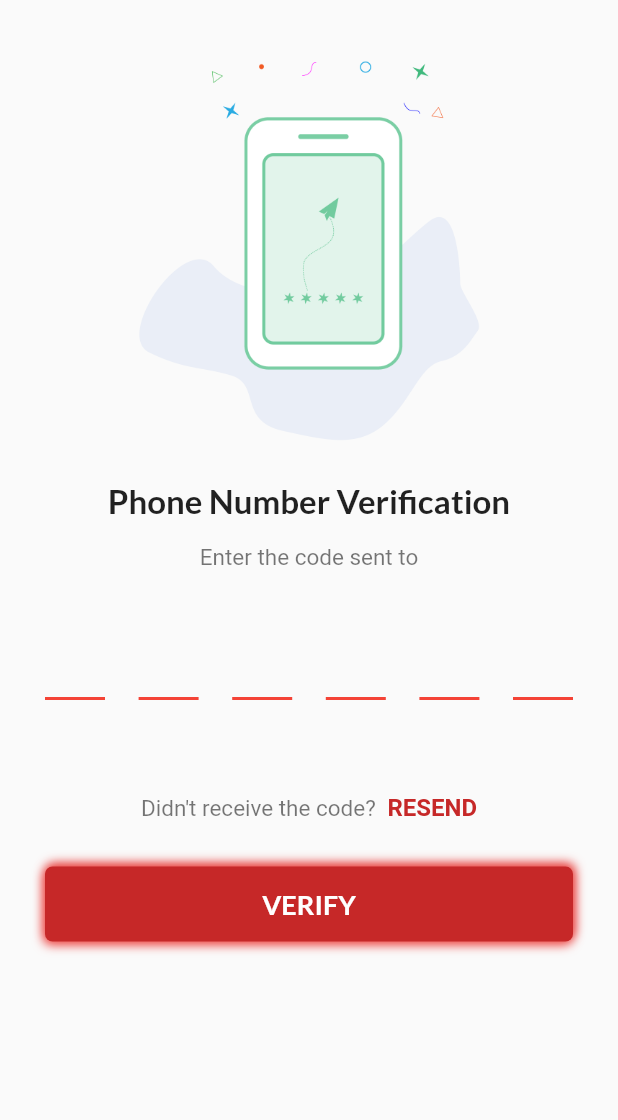
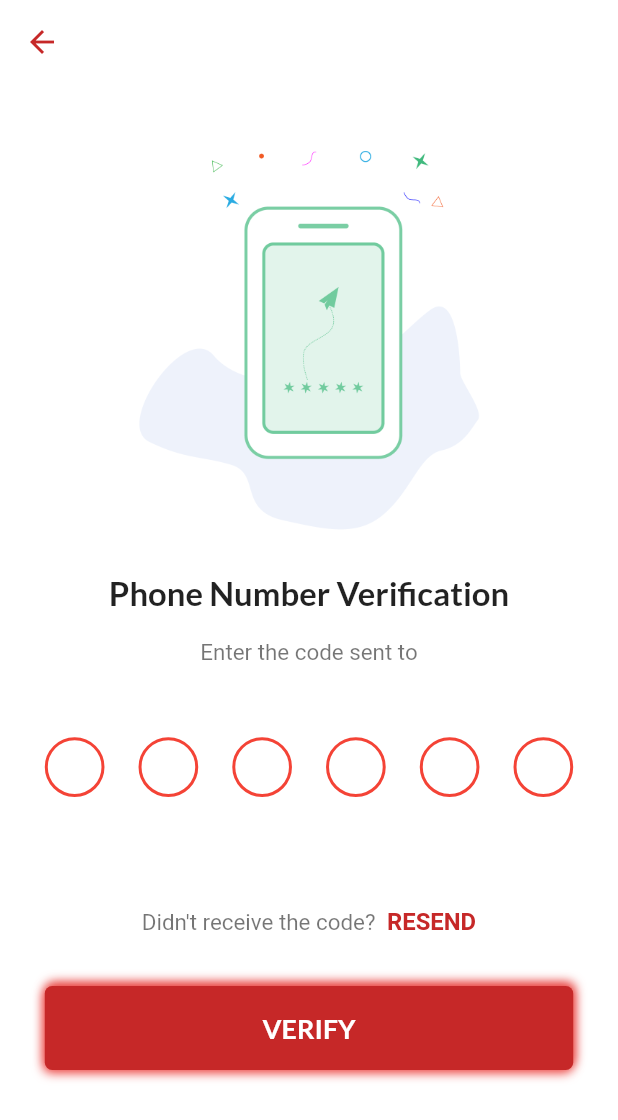
Before and after one commit to aditya234/freefire-youtuber-game, a Flutter app: the PinCodeVerification screen opened directly with empty values, on a phone screen of 412 x 824 dp. Shown: the top 1120 px of the screen. Run offline on Flutter 3.47's test engine with Material 2 defaults, Android fonts, the phone set to English and light mode, and no system bars; drawn by our look-alikes of pin_code_fields.

Commit message:
code refactor

```diff
--- a/lib/screens/auth/index.dart
+++ b/lib/screens/auth/index.dart
@@ -137,7 +137,7 @@ class _AuthState extends State<Auth> {
       authBloc.stopLoading();
     } else {
       form.save();
-      navigatorKey.currentState.pushReplacement(
+      navigatorKey.currentState.push(
         MaterialPageRoute(
           builder: (context) => PinCodeVerification(
             phoneNumber: _phoneNumber,
--- a/lib/screens/pin_code_verification/index.dart
+++ b/lib/screens/pin_code_verification/index.dart
@@ -1,5 +1,8 @@
 import 'package:flutter/gestures.dart';
 import 'package:flutter/material.dart';
+import 'package:flutter_freefire/main.dart';
+import 'package:flutter_freefire/screens/home/index.dart';
+import 'package:flutter_freefire/utils/scale_config.dart';
 import 'package:pin_code_fields/pin_code_fields.dart';
 
 class PinCodeVerification extends StatefulWidget {
@@ -13,8 +16,7 @@ class PinCodeVerification extends StatefulWidget {
 
 class _PinCodeVerificationState extends State<PinCodeVerification> {
   var onTapRecognizer;
-
-  /// this [StreamController] will take input of which function should be called
+  SizeScaleConfig scaleConfig = SizeScaleConfig();
 
   bool hasError = false;
   String currentText = "";
@@ -39,33 +41,45 @@ class _PinCodeVerificationState extends State<PinCodeVerification> {
   Widget build(BuildContext context) {
     return Scaffold(
       key: scaffoldKey,
+      backgroundColor: Colors.white,
+      appBar: AppBar(
+        backgroundColor: Colors.white,
+        elevation: 0,
+        iconTheme: IconThemeData(
+          color: Colors.red[800],
+        ),
+      ),
       body: GestureDetector(
         onTap: () {
-          FocusScope.of(context).requestFocus(new FocusNode());
+          FocusScope.of(context).requestFocus(FocusNode());
         },
         child: Container(
           height: MediaQuery.of(context).size.height,
           width: MediaQuery.of(context).size.width,
           child: ListView(
             children: <Widget>[
-              SizedBox(height: 30),
+              SizedBox(height: scaleConfig.scaleHeight(30)),
               Image.asset(
                 'assets/images/verify.png',
-                height: MediaQuery.of(context).size.height / 3,
+                height: SizeScaleConfig.screenHeight / 3,
                 fit: BoxFit.fitHeight,
               ),
-              SizedBox(height: 8),
+              SizedBox(height: scaleConfig.scaleHeight(8)),
               Padding(
-                padding: const EdgeInsets.symmetric(vertical: 8.0),
+                padding: EdgeInsets.symmetric(
+                    vertical: scaleConfig.scaleHeight(8.0)),
                 child: Text(
                   'Phone Number Verification',
-                  style: TextStyle(fontWeight: FontWeight.bold, fontSize: 22),
+                  style: TextStyle(
+                      fontWeight: FontWeight.bold,
+                      fontSize: scaleConfig.scaleWidth(22)),
                   textAlign: TextAlign.center,
                 ),
               ),
               Padding(
-                padding:
-                    const EdgeInsets.symmetric(horizontal: 30.0, vertical: 8),
+                padding: EdgeInsets.symmetric(
+                    horizontal: scaleConfig.scaleWidth(30.0),
+                    vertical: scaleConfig.scaleHeight(8)),
                 child: RichText(
                   text: TextSpan(
                       text: "Enter the code sent to ",
@@ -75,27 +89,31 @@ class _PinCodeVerificationState extends State<PinCodeVerification> {
                             style: TextStyle(
                                 color: Colors.black,
                                 fontWeight: FontWeight.bold,
-                                fontSize: 15)),
+                                fontSize: scaleConfig.scaleWidth(15))),
                       ],
-                      style: TextStyle(color: Colors.black54, fontSize: 15)),
+                      style: TextStyle(
+                          color: Colors.black54,
+                          fontSize: scaleConfig.scaleWidth(15))),
                   textAlign: TextAlign.center,
                 ),
               ),
               SizedBox(
-                height: 20,
+                height: scaleConfig.scaleHeight(20),
               ),
               Padding(
-                  padding:
-                      const EdgeInsets.symmetric(vertical: 8.0, horizontal: 30),
+                  padding: EdgeInsets.symmetric(
+                      vertical: scaleConfig.scaleHeight(8.0),
+                      horizontal: scaleConfig.scaleWidth(30)),
                   child: PinCodeTextField(
                     length: 6,
                     obsecureText: false,
                     animationType: AnimationType.fade,
-                    shape: PinCodeFieldShape.underline,
+                    shape: PinCodeFieldShape.circle,
                     animationDuration: Duration(milliseconds: 300),
-                    borderRadius: BorderRadius.circular(5),
-                    fieldHeight: 50,
-                    fieldWidth: 40,
+                    borderRadius:
+                        BorderRadius.circular(scaleConfig.scaleWidth(5)),
+                    fieldHeight: scaleConfig.scaleHeight(50),
+                    fieldWidth: scaleConfig.scaleWidth(40),
                     onChanged: (value) {
                       setState(() {
                         currentText = value;
@@ -103,21 +121,26 @@ class _PinCodeVerificationState extends State<PinCodeVerification> {
                     },
                   )),
               Padding(
-                padding: const EdgeInsets.symmetric(horizontal: 30.0),
+                padding: EdgeInsets.symmetric(
+                    horizontal: scaleConfig.scaleWidth(30.0)),
                 // error showing widget
                 child: Text(
                   hasError ? "*Please fill up all the cells properly" : "",
-                  style: TextStyle(color: Colors.red.shade300, fontSize: 15),
+                  style: TextStyle(
+                      color: Colors.red.shade300,
+                      fontSize: scaleConfig.scaleWidth(15)),
                 ),
               ),
               SizedBox(
-                height: 20,
+                height: scaleConfig.scaleHeight(20),
               ),
               RichText(
                 textAlign: TextAlign.center,
                 text: TextSpan(
                   text: "Didn't receive the code? ",
-                    style: TextStyle(color: Colors.black54, fontSize: 15),
+                  style: TextStyle(
+                      color: Colors.black54,
+                      fontSize: scaleConfig.scaleWidth(15)),
                   children: [
                     TextSpan(
                       text: " RESEND",
@@ -125,40 +148,49 @@ class _PinCodeVerificationState extends State<PinCodeVerification> {
                       style: TextStyle(
                         color: Colors.red[800],
                         fontWeight: FontWeight.bold,
-                              fontSize: 16))
-                    ]),
+                        fontSize: scaleConfig.scaleWidth(16),
+                      ),
+                    )
+                  ],
+                ),
               ),
               SizedBox(
-                height: 14,
+                height: scaleConfig.scaleHeight(14),
               ),
               Container(
-                margin:
-                    const EdgeInsets.symmetric(vertical: 16.0, horizontal: 30),
+                margin: EdgeInsets.symmetric(
+                    vertical: scaleConfig.scaleHeight(16.0),
+                    horizontal: scaleConfig.scaleWidth(30)),
                 child: ButtonTheme(
-                  height: 50,
+                  height: scaleConfig.scaleHeight(50),
                   child: FlatButton(
                     onPressed: () {
-                      // conditions for validating
-                      if (currentText.length != 6 || currentText != "towtow") {
+                      //Validating
+                      if (currentText.length != 6) {
                         setState(() {
                           hasError = true;
                         });
                       } else {
-                        setState(() {
-                          hasError = false;
-                          scaffoldKey.currentState.showSnackBar(SnackBar(
-                            content: Text("Aye!!"),
-                            duration: Duration(seconds: 2),
-                          ));
-                        });
+                        navigatorKey.currentState.push(
+                          MaterialPageRoute(
+                            builder: (context) => Home(),
+                          ),
+                        );
+//                        setState(() {
+//                          hasError = false;
+//                          scaffoldKey.currentState.showSnackBar(SnackBar(
+//                            content: Text("Verified!!"),
+//                            duration: Duration(seconds: 2),
+//                          ));
+//                        });
                       }
                     },
                     child: Center(
                         child: Text(
-                      "VERIFY".toUpperCase(),
+                      "VERIFY",
                       style: TextStyle(
                           color: Colors.white,
-                          fontSize: 18,
+                          fontSize: scaleConfig.scaleWidth(18),
                           fontWeight: FontWeight.bold),
                     )),
                   ),
@@ -170,11 +202,11 @@ class _PinCodeVerificationState extends State<PinCodeVerification> {
                       BoxShadow(
                           color: Colors.red.shade600,
                           offset: Offset(1, -2),
-                          blurRadius: 5),
+                          blurRadius: scaleConfig.scaleWidth(5)),
                       BoxShadow(
                           color: Colors.red.shade400,
                           offset: Offset(-1, 2),
-                          blurRadius: 5)
+                          blurRadius: scaleConfig.scaleWidth(5))
                     ]),
               ),
             ],
```
Lines whose indentation alone changed are shown as unchanged.
